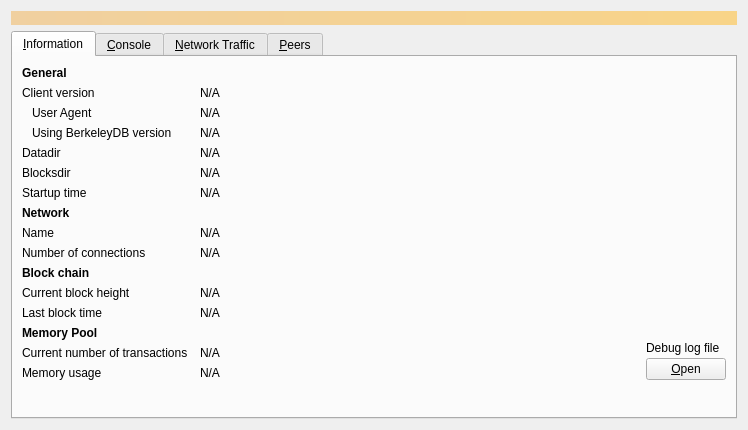
Above: src/qt/forms/debugwindow.ui from BurritoCoinDev/BurritoCoin before the change. Below: the same form after it.
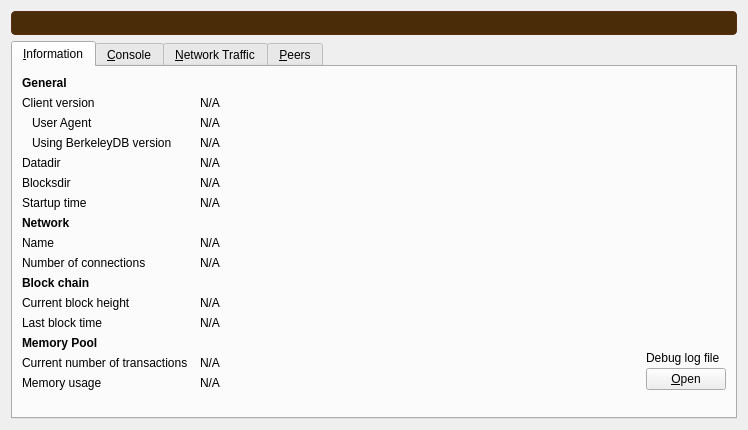
That is the form after the change. Icons and pictures are not drawn. Custom widgets are drawn as their Qt base class.

The edit to the form file:
```diff
--- a/src/qt/forms/debugwindow.ui
+++ b/src/qt/forms/debugwindow.ui
@@ -20,7 +20,7 @@
       <bool>false</bool>
      </property>
      <property name="styleSheet">
-      <string notr="true">QLabel { background-color: qlineargradient(x1: 0, y1: 0, x2: 1, y2: 0, stop:0 #F0D0A0, stop:1 #F8D488); color:#000000; }</string>
+      <string notr="true">QLabel { background-color: #4a2c08; color: #f5a623; border: 1px solid #5a3010; border-radius: 4px; padding: 4px 8px; }</string>
      </property>
      <property name="wordWrap">
       <bool>true</bool>
```
